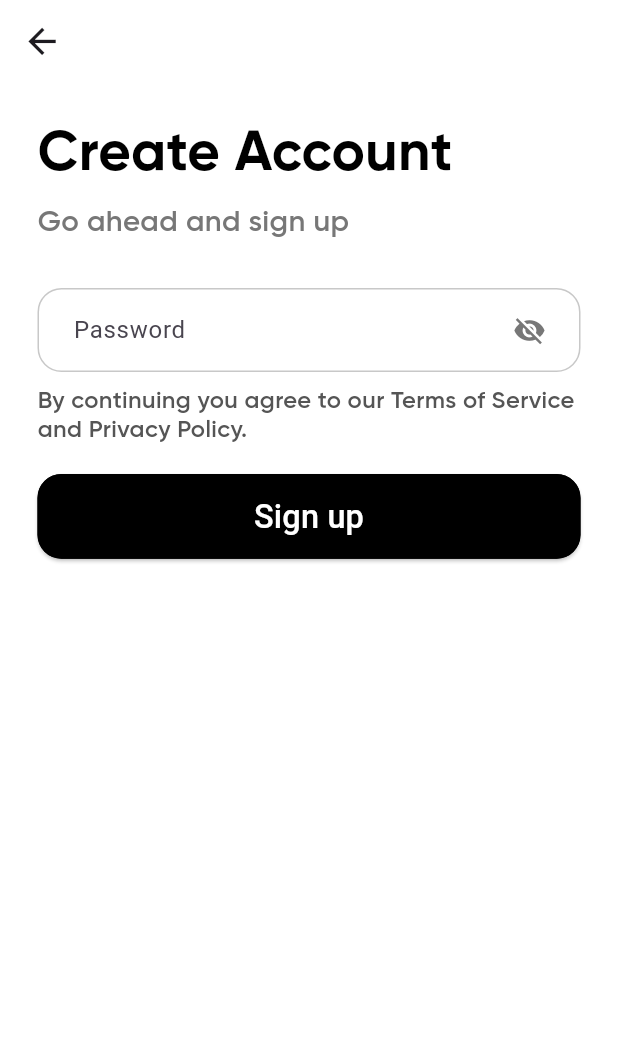
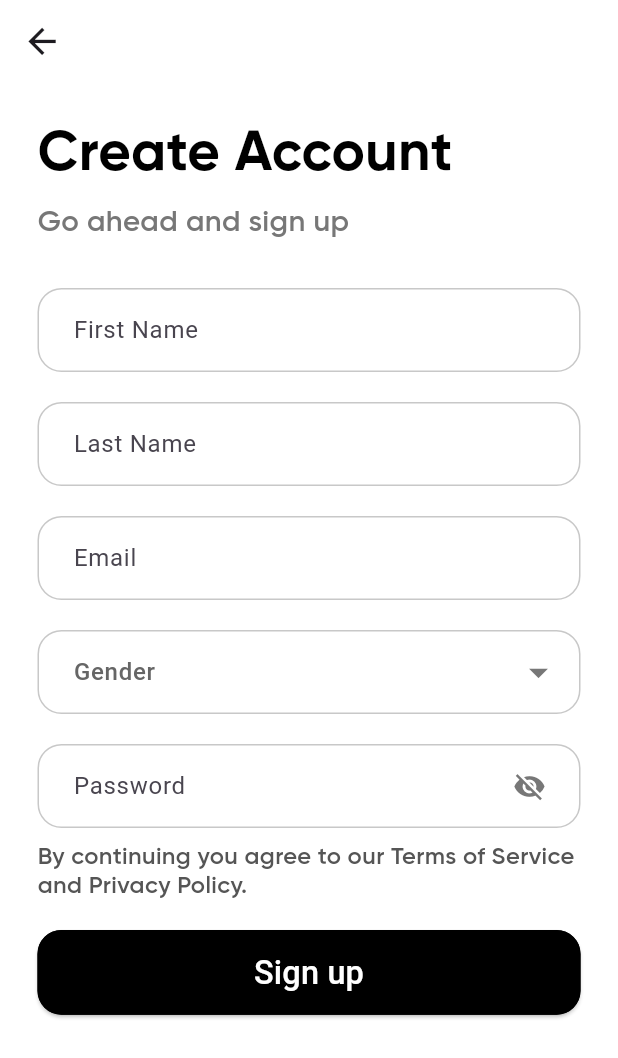
Before and after one commit to Fannelance/User-Flutter-App, a Flutter app: the SignupView screen opened directly, on a phone screen of 412 x 824 dp. Shown: the top 1058 px of the screen. Run offline on Flutter 3.47's test engine with Material 3 defaults, Android fonts, the phone set to English and light mode, and no system bars; our stand-ins replace dio, flutter_dotenv, flutter_secure_storage, fluttericon, iconsax, intl_phone_field and 3 more; missing offline and left inert: flutter_stripe; accounts and stored records are empty; network calls fail.

Commit message:
add gender feature

```diff
--- a/lib/core/constants.dart
+++ b/lib/core/constants.dart
@@ -2,6 +2,7 @@ import 'package:flutter/material.dart';
 
 const grey3 = Color(0xff333333);
 const grey5 = Color(0xff555555);
+const grey6 = Color(0xff666666);
 const grey7 = Color(0xff777777);
 const grey9 = Color(0xff999999);
 const black = Color(0xff000000);
@@ -33,6 +34,7 @@ const phoneBorder = OutlineInputBorder(
   borderRadius: border16,
   borderSide: BorderSide(color: grey8),
 );
+
 const authenticationBorder = OutlineInputBorder(
   borderRadius: border16,
   borderSide: BorderSide(color: greyC8),
@@ -61,7 +63,12 @@ const border12 = BorderRadius.all(
 const String bold = 'Gilroy-Bold';
 
 const underlineStyle = TextStyle(
-  shadows: [Shadow(offset: Offset(0, -4),color: grey5,)],
+  shadows: [
+    Shadow(
+      offset: Offset(0, -4),
+      color: grey5,
+    )
+  ],
   color: Colors.transparent,
   decoration: TextDecoration.underline,
   decorationColor: grey5,
--- a/lib/views/signup_view.dart
+++ b/lib/views/signup_view.dart
@@ -1,10 +1,12 @@
 import 'dart:convert';
 import 'package:dio/dio.dart';
 import 'package:fannelance/core/constants.dart';
+import 'package:fannelance/views/change_password_view.dart';
 import 'package:fannelance/views/phone_number_view.dart';
 import 'package:fannelance/widgets/app_bar_widget.dart';
 import 'package:fannelance/widgets/authentication_body_widget.dart';
 import 'package:fannelance/widgets/authentication_textfield_widget.dart';
+import 'package:fannelance/widgets/drop_down_menu_widget.dart';
 import 'package:flutter/material.dart';
 import 'package:flutter_dotenv/flutter_dotenv.dart';
 import 'package:flutter_secure_storage/flutter_secure_storage.dart';
@@ -19,6 +21,7 @@ class SignupView extends StatefulWidget {
 class SignupViewState extends State<SignupView> {
   static TextEditingController firstNameController = TextEditingController();
   static TextEditingController lastNameController = TextEditingController();
+  static TextEditingController emailController = TextEditingController();
 
   @override
   Widget build(BuildContext context) {
@@ -35,7 +38,7 @@ class SignupViewState extends State<SignupView> {
         Map<String, dynamic> data = {
           'firstname': firstNameController.text,
           'lastname': lastNameController.text,
-          'password': AuthenticationBodyWidgetState.passwordController.text,
+          'password': ChangePasswordviewState.passwordController.text,
         };
 
         String jsonData = jsonEncode(data);
@@ -69,24 +72,33 @@ class SignupViewState extends State<SignupView> {
     }
 
     final double screenWidth = MediaQuery.of(context).size.width;
+
     return Scaffold(
       appBar: const SubAppBarWidget(),
       body: AuthenticationBodyWidget(
         // Title
         title: 'Create Account',
-        userNameTextField: Column(
+        helperText: 'Go ahead and sign up',
+        registrationData: Column(
           children: [
             // First name
             AuthenticationTextFieldWidget(
               hint: 'First Name',
-              input: firstNameController,
+              controller: firstNameController,
             ),
             box_20,
             // Last name
             AuthenticationTextFieldWidget(
               hint: 'Last Name',
-              input: lastNameController,
+              controller: lastNameController,
             ),
+            box_20,
+            AuthenticationTextFieldWidget(
+              hint: 'Email',
+              controller: emailController,
+            ),
+            box_20,
+            const DropDownMenuWidget(),
             box_20,
           ],
         ),
@@ -113,7 +125,6 @@ class SignupViewState extends State<SignupView> {
         ),
         buttonText: 'Sign up',
         buttonOnPressed: registerRequest,
-        helperText: 'Go ahead and sign up',
       ),
     );
   }
--- /dev/null
+++ b/lib/widgets/drop_down_menu_widget.dart
@@ -0,0 +1,61 @@
+import 'package:fannelance/core/constants.dart';
+import 'package:flutter/material.dart';
+
+class DropDownMenuWidget extends StatefulWidget {
+  const DropDownMenuWidget({
+    super.key,
+  });
+
+  @override
+  State<DropDownMenuWidget> createState() => DropDownMenuWidgetState();
+}
+
+class DropDownMenuWidgetState extends State<DropDownMenuWidget> {
+  static String gender = '';
+
+  @override
+  Widget build(BuildContext context) {
+    final double screenWidth = MediaQuery.of(context).size.width;
+
+    const materialStatePropertyAll = MaterialStatePropertyAll(white);
+    return DropdownMenu(
+      onSelected: (value) {
+        if (value != null) {
+          gender = value;
+        }
+      },
+      menuStyle: const MenuStyle(
+        backgroundColor: materialStatePropertyAll,
+        surfaceTintColor: materialStatePropertyAll,
+      ),
+      trailingIcon: const Icon(
+        Icons.arrow_drop_down,
+        size: 30,
+        color: grey7,
+      ),
+      hintText: 'Gender',
+      width: screenWidth - 50,
+      inputDecorationTheme: const InputDecorationTheme(
+        hintStyle: TextStyle(
+          color: grey6,
+          fontWeight: FontWeight.w500,
+        ),
+        contentPadding: EdgeInsets.symmetric(
+          horizontal: 20,
+          vertical: 16,
+        ),
+        enabledBorder: authenticationBorder,
+      ),
+      dropdownMenuEntries: const <DropdownMenuEntry<String>>[
+        DropdownMenuEntry(
+          label: 'Male',
+          value: 'Male',
+        ),
+        DropdownMenuEntry(
+          label: 'Female',
+          value: 'Female',
+        ),
+      ],
+    );
+  }
+}
```
Also changed, not shown: lib/main.dart (+13 -0 lines), lib/views/account_view.dart (+15 -7 lines), lib/views/activity_view.dart (added, +13 -0 lines), lib/views/login_view.dart (+11 -23 lines), assets/icons/female.png, assets/icons/male.png (added), pubspec.lock.
